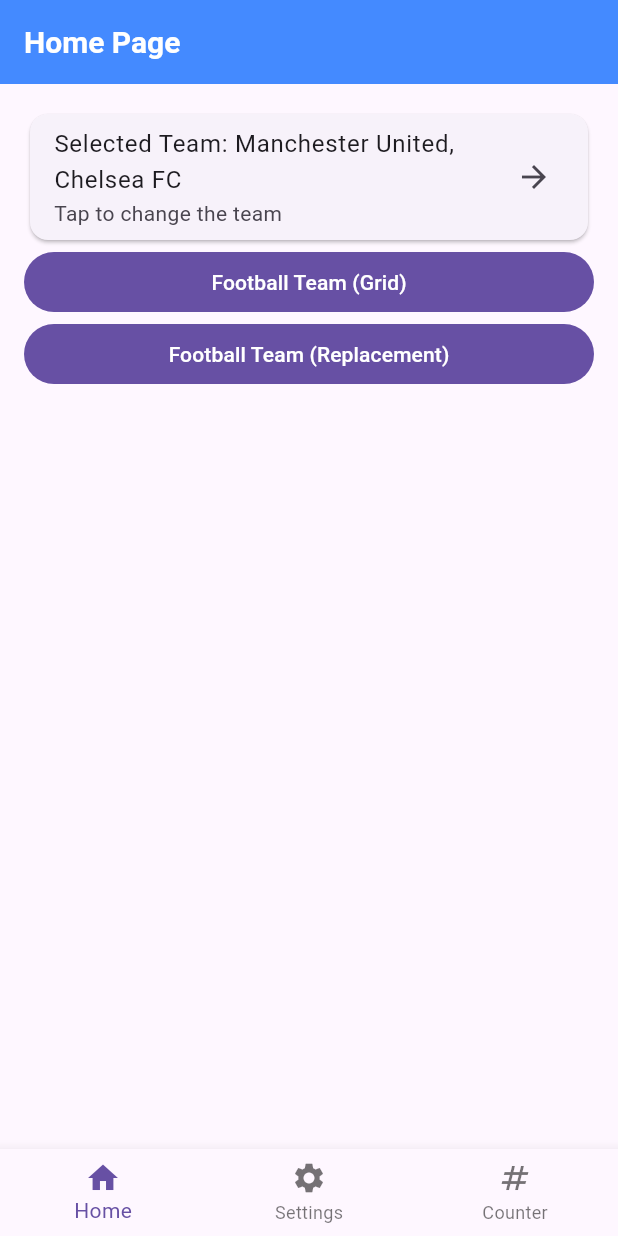
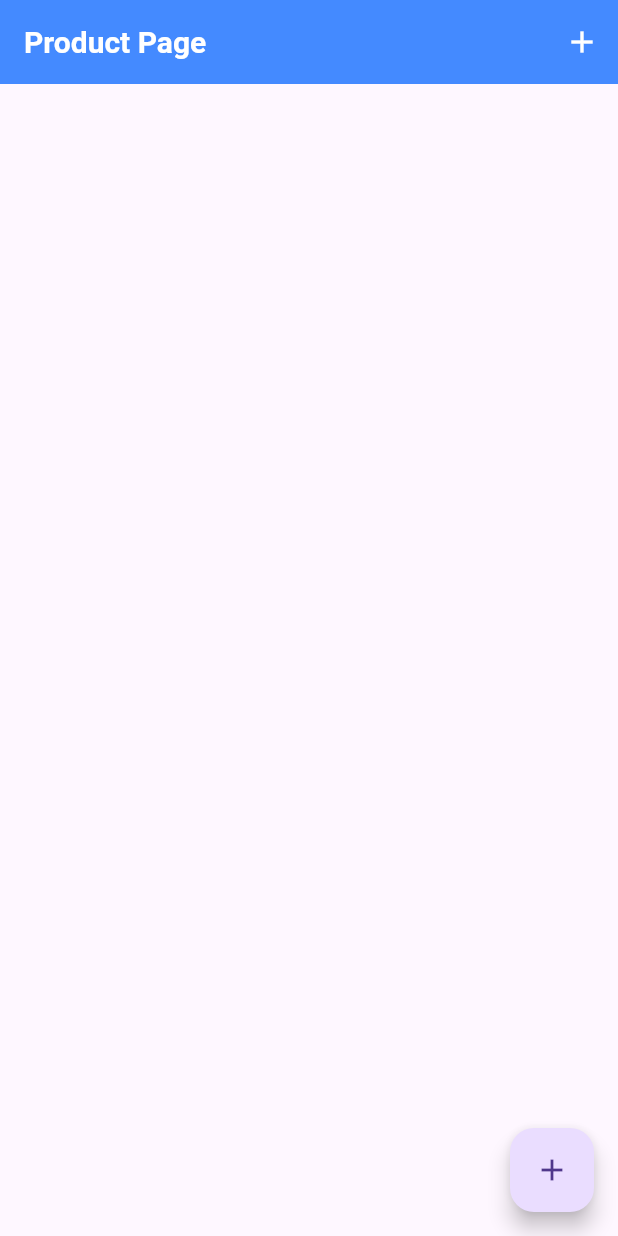
Before and after one commit to nixuiui/flutter-batch-7, a Flutter app: the screen it shows after launch, on a phone screen of 412 x 824 dp. Run offline on Flutter 3.47's test engine with Material 3 defaults, Android fonts, the phone set to English and light mode, and no system bars; our stand-ins replace drift, equatable, flutter_bloc, get_it; accounts and stored records are empty; generated files the repository leaves out were written again.

Commit message:
feat: integrate Drift for SQLite database management
- Added Drift and related dependencies to pubspec.yaml.
- Implemented AppDatabase class for database connection and schema management.
- Created Product table with necessary fields.
- Developed ProductDb service for CRUD operations on products.
- Built ProductForm and ProductPage UI for adding and displaying products.
- Registered SQLite plugin in Windows and updated CMake for plugin support.
- Set up singleton pattern for AppDatabase instance.
- Configured Podfile for iOS and macOS platforms.

```diff
--- a/lib/consts/router_app.dart
+++ b/lib/consts/router_app.dart
@@ -1,6 +1,7 @@
 import 'package:flutter_batch_7/pages/day_4/gridview_builder_screen.dart';
 import 'package:flutter_batch_7/pages/day_5/main_screen.dart';
 import 'package:flutter_batch_7/pages/day_6/pages/counter_page.dart';
+import 'package:flutter_batch_7/pages/day_7/pages/product_page.dart';
 
 import '../pages/day_5/home_page.dart';
 
@@ -9,6 +10,7 @@
   static const String home = '/home';
   static const String footballTeamGrid = '/football-team-grid';
   static const String counter = '/counter';
+  static const String product = '/product';
 }
 
 final routes = {
@@ -16,4 +18,5 @@
   RouterApp.home: (context) => const HomePage(),
   RouterApp.footballTeamGrid: (context) => const GridViewBuilderScreen(),
   RouterApp.counter: (context) => const CounterPage(),
+  RouterApp.product: (context) => const ProductPage(),
 };
--- a/lib/main.dart
+++ b/lib/main.dart
@@ -2,9 +2,12 @@
 import 'package:flutter_batch_7/consts/router_app.dart';
 import 'package:flutter_batch_7/pages/day_6/blocs/theme_bloc.dart';
 import 'package:flutter_batch_7/pages/day_6/blocs/theme_state.dart';
+import 'package:flutter_batch_7/singleton.dart';
 import 'package:flutter_bloc/flutter_bloc.dart';
 
 void main() {
+  WidgetsFlutterBinding.ensureInitialized();
+  setupSignleton();
   runApp(const MyApp());
 }
 
@@ -52,7 +55,7 @@
               ),
             ),
             routes: routes,
-            initialRoute: RouterApp.main,
+            initialRoute: RouterApp.product,
           );
         }
       ),
--- /dev/null
+++ b/lib/pages/day_7/data/sqlite/app_database.dart
@@ -0,0 +1,28 @@
+import 'dart:io';
+
+import 'package:drift/drift.dart';
+import 'package:drift/native.dart';
+import 'package:flutter_batch_7/pages/day_7/data/sqlite/tables/product_table.dart';
+import 'package:path/path.dart' as p;
+import 'package:path_provider/path_provider.dart';
+
+part 'app_database.g.dart';
+
+@DriftDatabase(
+  tables: [Product],
+)
+class AppDatabase extends _$AppDatabase {
+  AppDatabase() : super(_openConntection());
+
+  @override
+  int get schemaVersion => 1;
+
+}
+
+LazyDatabase _openConntection() {
+  return LazyDatabase(() async {
+    final dbFolder = await getApplicationDocumentsDirectory();
+    final dbFile = File(p.join(dbFolder.path, 'app.db'));
+    return NativeDatabase(dbFile);
+  });
+}
--- /dev/null
+++ b/lib/pages/day_7/data/sqlite/services/product_db.dart
@@ -0,0 +1,21 @@
+import 'package:flutter_batch_7/pages/day_7/data/sqlite/app_database.dart';
+
+class ProductDb {
+
+  final AppDatabase db;
+
+  ProductDb(this.db);
+
+  Future<int> addProduct(ProductCompanion product) {
+    return db.into(db.product).insert(product);
+  }
+
+  Future<List<ProductData>> getAllProduct() {
+    return db.select(db.product).get();
+  }
+
+  Future<void> deleteProduct(int id) async {
+    await (db.delete(db.product)..where((tbl) => tbl.id.equals(id))).go();
+  }
+
+}
--- /dev/null
+++ b/lib/pages/day_7/data/sqlite/tables/product_table.dart
@@ -0,0 +1,10 @@
+import 'package:drift/drift.dart';
+
+class Product extends Table {
+  @override
+  String get tableName => 'products';
+
+  IntColumn get id => integer().autoIncrement()();
+  TextColumn get name => text().nullable()();
+  RealColumn get price => real().nullable()();
+}
--- /dev/null
+++ b/lib/pages/day_7/pages/product_page.dart
@@ -0,0 +1,76 @@
+import 'package:flutter/material.dart';
+import 'package:flutter_batch_7/pages/day_7/data/sqlite/app_database.dart';
+import 'package:flutter_batch_7/pages/day_7/data/sqlite/services/product_db.dart';
+import 'package:flutter_batch_7/pages/day_7/pages/product_form.dart';
+import 'package:flutter_batch_7/singleton.dart';
+
+class ProductPage extends StatefulWidget {
+  const ProductPage({super.key});
+
+  @override
+  State<ProductPage> createState() => _ProductPageState();
+}
+
+class _ProductPageState extends State<ProductPage> {
+
+  final productDb = ProductDb(getIt.get<AppDatabase>());
+  final List<ProductData> products = [];
+
+  Future<void> _fetchProducts() async {
+    final productList = await productDb.getAllProduct();
+    setState(() {
+      products.clear();
+      products.addAll(productList);
+    });
+  }
+
+  Future<void> _deleteProducts(int id) async {
+    await productDb.deleteProduct(id);
+    await _fetchProducts();
+  }
+
+  @override
+  void initState() {
+    _fetchProducts();
+    super.initState();
+  }
+
+  @override
+  Widget build(BuildContext context) {
+    return Scaffold(
+      appBar: AppBar(
+        title: const Text('Product Page'),
+        actions: [
+          IconButton(
+            icon: const Icon(Icons.add),
+            onPressed: () async {
+              await Navigator.push(context, MaterialPageRoute(
+                builder: (context) => const ProductForm()
+              ));
+              _fetchProducts();
+            },
+          ),
+        ],
+      ),
+      body: ListView.builder(
+        itemCount: products.length,
+        itemBuilder: (context, index) => ListTile(
+          title: Text(products[index].name ?? ''),
+          subtitle: Text('Price ${products[index].price}'),
+          trailing: IconButton(
+            icon: const Icon(Icons.delete),
+            onPressed: () => _deleteProducts(products[index].id),
+          ),
+        ),
+      ),
+      floatingActionButton: FloatingActionButton(
+        onPressed: () {
+          // Navigate to the add product page
+          Navigator.pushNamed(context, '/addProduct');
+        },
+        tooltip: 'Add Product',
+        child: const Icon(Icons.add),
+      ),
+    );
+  }
+}
--- /dev/null
+++ b/lib/singleton.dart
@@ -0,0 +1,8 @@
+import 'package:flutter_batch_7/pages/day_7/data/sqlite/app_database.dart';
+import 'package:get_it/get_it.dart';
+
+final getIt = GetIt.instance;
+
+void setupSignleton() {
+  getIt.registerSingleton(AppDatabase());
+}
```
Also changed, not shown: lib/pages/day_7/pages/product_form.dart (added, +63 -0 lines), pubspec.yaml (+7 -0 lines), lib/pages/day_7/data/sqlite/app_database.g.dart (added), pubspec.lock, 11 other files.
